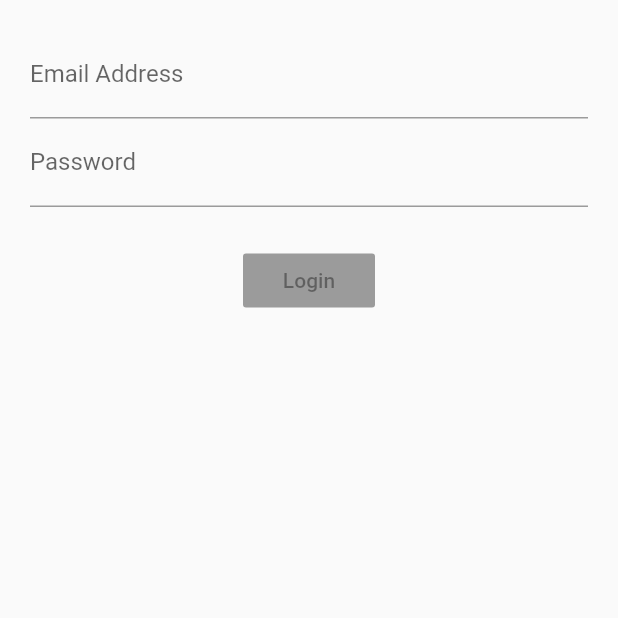
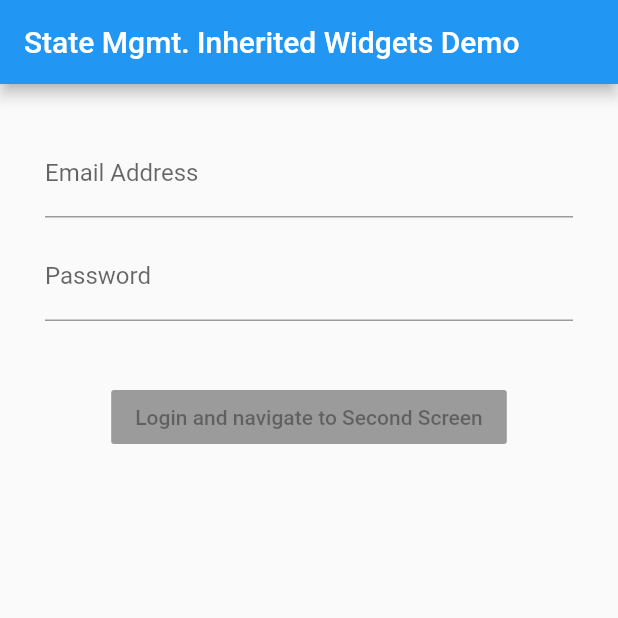
Before and after one commit to apatil88/FlutterDartProjects, a Flutter app: the screen it shows after launch, on a phone screen of 412 x 824 dp, the top half of it. Run offline on Flutter 3.47's test engine with Material 2 defaults, Android fonts, the phone set to English and light mode, and no system bars; our stand-ins replace rxdart.

Commit message:
remove app screenshots

```diff
--- a/login_bloc/lib/src/app.dart
+++ b/login_bloc/lib/src/app.dart
@@ -1,16 +1,18 @@
 import 'package:flutter/material.dart';
 import 'screens/login_screen.dart';
-import 'blocs/provider.dart';
+import 'screens/second_screen.dart';
+import 'blocs/application_state_provider.dart';
 
 class App extends StatelessWidget {
   @override
   Widget build(context) {
-    return Provider(
+    return ApplicationStateProvider(
       child: MaterialApp(
-        title: 'Log Me In',
-        home: Scaffold(
-          body: LoginScreen(),
-        ),
+        initialRoute: '/',
+        routes: {
+          '/': (context) => LoginScreen(),
+          '/secondscreen': (context) => SecondScreen(),
+        },
       ),
     );
   }
--- /dev/null
+++ b/login_bloc/lib/src/blocs/application_state_provider.dart
@@ -0,0 +1,19 @@
+import 'package:flutter/material.dart';
+import 'state_mgmt_bloc.dart';
+
+class ApplicationStateProvider extends InheritedWidget {
+  final stateMgmtBloc = StateMgmtBloc();
+
+  //Take the LoginScreen Widget and push it to the InheritedWidget super class
+  ApplicationStateProvider({Key key, Widget child})
+      : super(key: key, child: child);
+
+  @override
+  bool updateShouldNotify(_) => true;
+
+  static StateMgmtBloc of(BuildContext context) {
+    return (context.inheritFromWidgetOfExactType(ApplicationStateProvider)
+            as ApplicationStateProvider)
+        .stateMgmtBloc;
+  }
+}
--- a/login_bloc/lib/src/blocs/provider.dart
+++ /dev/null
@@ -1,17 +0,0 @@
-import 'package:flutter/material.dart';
-import 'bloc.dart';
-
-class Provider extends InheritedWidget {
-  final bloc = Bloc();
-
-  //Take the LoginScreen Widget and push it to the InheritedWidget super class
-  //Provider wraps the LoginScreen Widget
-  Provider({Key key, Widget child}) : super(key: key, child: child);
-
-  @override
-  bool updateShouldNotify(_) => true;
-
-  static Bloc of(BuildContext context) {
-    return (context.inheritFromWidgetOfExactType(Provider) as Provider).bloc;
-  }
-}
--- a/login_bloc/lib/src/blocs/bloc.dart
+++ b/login_bloc/lib/src/blocs/state_mgmt_bloc.dart
@@ -1,46 +1,41 @@
 import 'dart:async';
-import 'validators.dart';
+import 'validator.dart';
 import 'package:rxdart/rxdart.dart';
 
-class Bloc extends Object with Validators {
-  //Private fields
+class StateMgmtBloc extends Object with Validator {
   /*final _emailController = StreamController<
       String>.broadcast(); //Since we will only be dealing with string data
   final _passwordController = StreamController<
       String>.broadcast(); //A StreamController by default makes a "Single-subscription" stream.
   */
-
+  //Private fields
   final _emailController = BehaviorSubject<
       String>(); //RxDart's implementation of StreamController. Broadcast stream by default
   final _passwordController = BehaviorSubject<String>();
 
   //Retreive data from the stream
-  Stream<String> get email => _emailController.stream
-      .transform(validateEmail); //Return the transformed stream
-  Stream<String> get password =>
-      _passwordController.stream.transform(validatePassword);
+  Stream<String> get emailStream => _emailController.stream
+      .transform(performEmailValidation); //Return the transformed stream
+  Stream<String> get passwordStream =>
+      _passwordController.stream.transform(performPasswordValidation);
 
   //Merging email and password streams
   Stream<bool> get submitValid =>
-      Observable.combineLatest2(email, password, (e, p) => true);
+      Observable.combineLatest2(emailStream, passwordStream, (e, p) => true);
 
   //Add data to the stream
-  Function(String) get changeEmail => _emailController.sink.add;
-  Function(String) get changePassword => _passwordController.sink.add;
+  Function(String) get updateEmail => _emailController.sink.add;
+  Function(String) get updatePassword => _passwordController.sink.add;
 
+  /*
   submit() {
     final validEmail = _emailController.value;
     final validPassword = _passwordController.value;
 
-    print('Email is $validEmail');
-    print('Password is $validPassword');
-  }
+  } */
 
   dispose() {
     _emailController.close();
     _passwordController.close();
   }
 }
-
-//Single Global Instance of Bloc
-//final bloc = Bloc();
--- /dev/null
+++ b/login_bloc/lib/src/blocs/validator.dart
@@ -0,0 +1,30 @@
+import 'dart:async';
+
+class Validator {
+  final performEmailValidation =
+      StreamTransformer<String, String>.fromHandlers(handleData: (email, sink) {
+    String emailValidationRule =
+        r'^(([^<>()[\]\\.,;:\s@\"]+(\.[^<>()[\]\\.,;:\s@\"]+)*)|(\".+\"))@((\[[0-9]{1,3}\.[0-9]{1,3}\.[0-9]{1,3}\.[0-9]{1,3}\])|(([a-zA-Z\-0-9]+\.)+[a-zA-Z]{2,}))$';
+    RegExp regExp = new RegExp(emailValidationRule);
+    if (regExp.hasMatch(email)) {
+      sink.add(email);
+    } else {
+      sink.addError('Please enter a valid email address');
+    }
+  });
+
+  final performPasswordValidation =
+      StreamTransformer<String, String>.fromHandlers(
+          handleData: (password, sink) {
+    String passwordValidationRule =
+        '((?=.*\d)(?=.*[a-z])(?=.*[A-Z])(?=.*[@#%]).{6,10})';
+    RegExp regExp = new RegExp(passwordValidationRule);
+
+    if (regExp.hasMatch(password)) {
+      sink.add(password);
+    } else {
+      sink.addError(
+          'Password contain one digit, one lowercase, one uppercase, one special symbol "@#%" and be min. 6 to max. 10 characters long');
+    }
+  });
+}
--- a/login_bloc/lib/src/blocs/validators.dart
+++ /dev/null
@@ -1,24 +0,0 @@
-import 'dart:async';
-
-class Validators {
-  final validateEmail =
-      StreamTransformer<String, String>.fromHandlers(handleData: (email, sink) {
-    String validationRule =
-        r'^(([^<>()[\]\\.,;:\s@\"]+(\.[^<>()[\]\\.,;:\s@\"]+)*)|(\".+\"))@((\[[0-9]{1,3}\.[0-9]{1,3}\.[0-9]{1,3}\.[0-9]{1,3}\])|(([a-zA-Z\-0-9]+\.)+[a-zA-Z]{2,}))$';
-    RegExp regExp = new RegExp(validationRule);
-    if (regExp.hasMatch(email)) {
-      sink.add(email);
-    } else {
-      sink.addError('Please enter a valid email');
-    }
-  });
-
-  final validatePassword = StreamTransformer<String, String>.fromHandlers(
-      handleData: (password, sink) {
-    if (password.length > 3) {
-      sink.add(password);
-    } else {
-      sink.addError('Password must be at least 4 characters long');
-    }
-  });
-}
--- a/login_bloc/lib/src/screens/login_screen.dart
+++ b/login_bloc/lib/src/screens/login_screen.dart
@@ -1,36 +1,46 @@
 import 'package:flutter/material.dart';
-import '../blocs/bloc.dart';
-import '../blocs/provider.dart';
+import '../blocs/state_mgmt_bloc.dart';
+import '../blocs/application_state_provider.dart';
 
 class LoginScreen extends StatelessWidget {
   @override
   Widget build(context) {
-    final bloc = Provider.of(context); //Get access to the bloc in the Provider
-    return Container(
-      margin: EdgeInsets.all(20.0),
-      child: Column(
-        children: <Widget>[
-          emailField(bloc),
-          passwordField(bloc),
-          Container(margin: EdgeInsets.only(top: 25.0)),
-          submitButton(bloc),
-        ],
+    final stateMgmtBloc = ApplicationStateProvider
+        .of(context); //Get access to the bloc in the Provider
+    return Scaffold(
+      appBar: AppBar(
+        title: Text('State Mgmt. Inherited Widgets Demo'),
+      ),
+      body: Container(
+        margin: EdgeInsets.all(30.0),
+        child: Column(
+          children: <Widget>[
+            emailField(stateMgmtBloc),
+            SizedBox(
+              height: 10.0,
+            ),
+            passwordField(stateMgmtBloc),
+            SizedBox(
+              height: 40.0,
+            ),
+            loginButton(stateMgmtBloc),
+          ],
+        ),
       ),
     );
   }
 
-  Widget emailField(Bloc bloc) {
+  Widget emailField(StateMgmtBloc stateMgmtBloc) {
     return StreamBuilder(
-      stream: bloc.email,
-      builder: (context, snapshot) {
-        //
+      stream: stateMgmtBloc.emailStream,
+      builder: (BuildContext context, AsyncSnapshot<dynamic> snapshot) {
         //Anytime the builder sees new data in the emailStream, it will re-render the TextField widget
         return TextField(
-          onChanged: bloc
-              .changeEmail, //Wire up TextField widget to the email stream and add the email to the stream sink
+          onChanged: stateMgmtBloc
+              .updateEmail, //Wire up TextField widget to the email stream and add the email to the stream sink
           keyboardType: TextInputType.emailAddress,
           decoration: InputDecoration(
-            hintText: 'you@example.com',
+            hintText: 'email@xyz.com',
             labelText: 'Email Address',
             errorText: snapshot
                 .error, //retrieve the error message from the stream and display it
@@ -40,15 +50,15 @@ class LoginScreen extends StatelessWidget {
     );
   }
 
-  Widget passwordField(Bloc bloc) {
+  Widget passwordField(StateMgmtBloc stateMgmtBloc) {
     return StreamBuilder(
-      stream: bloc.password,
-      builder: (context, snapshot) {
+      stream: stateMgmtBloc.passwordStream,
+      builder: (BuildContext context, AsyncSnapshot<dynamic> snapshot) {
         return TextField(
-          onChanged: bloc.changePassword,
+          onChanged: stateMgmtBloc.updatePassword,
           obscureText: true,
           decoration: InputDecoration(
-            hintText: 'password',
+            hintText: 'Enter Password',
             labelText: 'Password',
             errorText: snapshot.error,
           ),
@@ -57,15 +67,16 @@ class LoginScreen extends StatelessWidget {
     );
   }
 
-  Widget submitButton(Bloc bloc) {
+  Widget loginButton(StateMgmtBloc stateMgmtBloc) {
     return StreamBuilder(
-      stream: bloc.submitValid,
-      builder: (context, snapshot) {
+      stream: stateMgmtBloc.submitValid,
+      builder: (BuildContext context, AsyncSnapshot<dynamic> snapshot) {
         return RaisedButton(
-          child: Text('Login'),
+          child: Text('Login and navigate to Second Screen'),
           color: Colors.blue,
           onPressed: snapshot.hasData
-              ? bloc.submit
+              ? () => Navigator.pushNamed(context,
+                  "/secondscreen") //If both email and password are valid, enable login button. Navigate to second screen when user presses the login button
               : null, //Disable the button if there is an error
         );
       },
```
Also changed, not shown: login_bloc/lib/src/screens/second_screen.dart (added, +31 -0 lines), login_bloc/Screenshot_1531504126.png (deleted), login_bloc/Screenshot_1531504135.png (deleted), login_bloc/Screenshot_1531504150.png (deleted).
